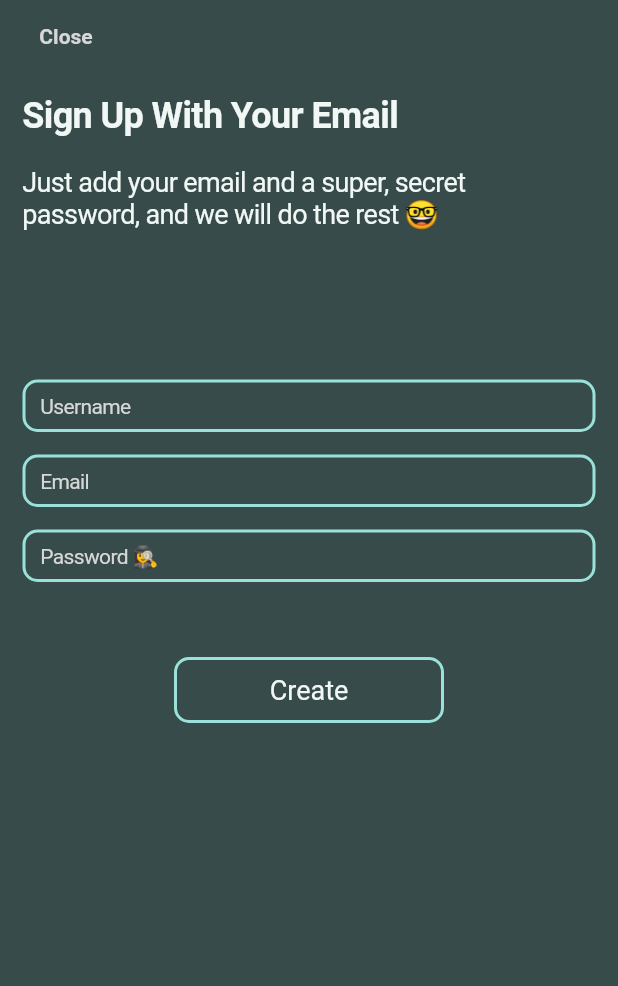
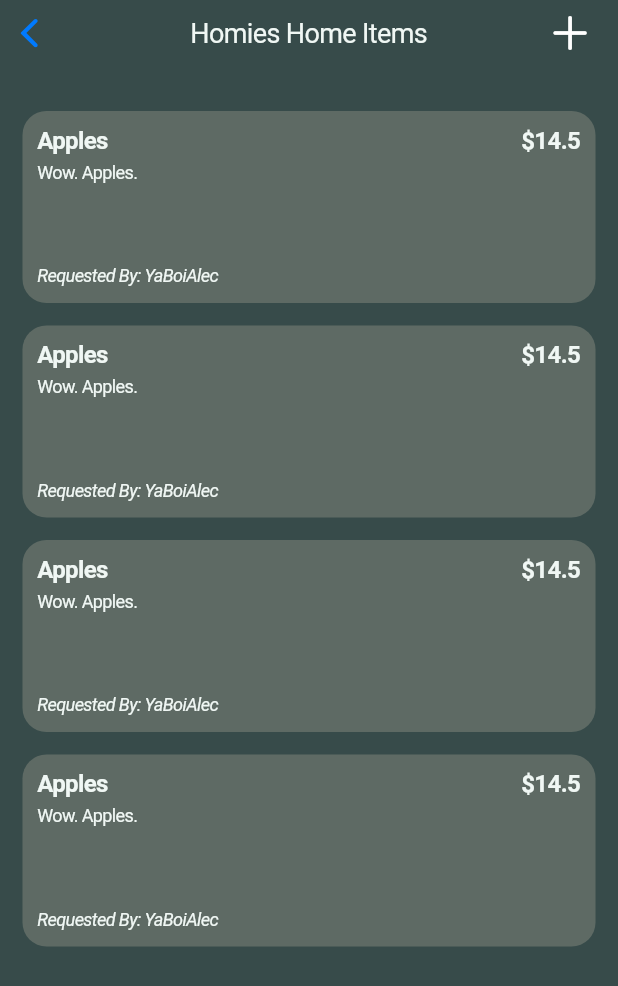
Before and after one commit to adilanchian/Homies, a Flutter app: the HomiesRegisterPage screen opened directly, after a tap on "Create", on a phone screen of 412 x 824 dp. Shown: the top 986 px of the screen. Run offline on Flutter 3.47's test engine with Material 2 defaults, Android fonts, the phone set to English and light mode, and no system bars; our stand-ins replace cloud_firestore, firebase_auth; accounts and stored records are empty; network calls fail.

Commit message:
Adding initial work to lists view

```diff
--- /dev/null
+++ b/lib/models/item.dart
@@ -0,0 +1,20 @@
+class Item {
+  final String id;
+  final String name;
+  final String description;
+  final String requestor;
+  final bool isComplete;
+  final double price;
+
+  Item(this.id, this.name, this.description, this.requestor,
+      {this.isComplete = false, this.price = 0.00});
+
+  Map<String, dynamic> toJson() => {
+        'id': id,
+        'name': name,
+        'description': description,
+        'requestor': requestor,
+        'isComplete': isComplete,
+        'price': price,
+      };
+}
--- a/lib/styles.dart
+++ b/lib/styles.dart
@@ -28,6 +28,21 @@ abstract class Styles {
   static const TextStyle textInputStyle = TextStyle(
       color: baseTextColor, fontSize: 16, fontWeight: FontWeight.normal);
 
+  static const TextStyle itemNameTextStyle = TextStyle(
+      color: baseTextColor, fontSize: 16, fontWeight: FontWeight.bold);
+
+  static const TextStyle itemDetailTextStyle = TextStyle(
+    color: baseTextColor,
+    fontSize: 12,
+    fontWeight: FontWeight.normal,
+  );
+
+  static const TextStyle itemRequestedByTextStyle = TextStyle(
+      color: baseTextColor,
+      fontSize: 12,
+      fontWeight: FontWeight.normal,
+      fontStyle: FontStyle.italic);
+
   // Base Colors
   static const Color baseBGColor = Color(0xFF374B4A);
 
@@ -46,4 +61,7 @@ abstract class Styles {
 
   // Input Colors
   static const Color inputBorderColor = Color(0xFF99E1D9);
+
+  // List Item Color
+  static const Color listItemBGColor = Color(0xFF5E6A64);
 }
--- /dev/null
+++ b/lib/widgets/homiesListPage.dart
@@ -0,0 +1,95 @@
+import 'package:flutter/cupertino.dart';
+import 'package:homies/models/item.dart';
+
+import '../styles.dart';
+
+class HomiesListPage extends StatelessWidget {
+  @override
+  Widget build(BuildContext context) {
+    return CupertinoPageScaffold(
+      backgroundColor: Styles.baseBGColor,
+      navigationBar: CupertinoNavigationBar(
+        backgroundColor: CupertinoColors.darkBackgroundGray,
+        middle: Text(
+          'Homies Home Items',
+          style: Styles.detailTextStyle,
+        ),
+        trailing: GestureDetector(
+            child: Icon(
+              CupertinoIcons.add,
+              color: Color(0xFFFFFFFF),
+            ),
+            onTap: () {
+              print('ADD');
+            }),
+      ),
+      child: SafeArea(
+          child: ListView(
+        padding: const EdgeInsets.all(15.0),
+        children: _mapDataToItems(),
+      )),
+    );
+  }
+}
+
+class ListItem extends StatelessWidget {
+  final Item item;
+
+  ListItem({this.item});
+
+  @override
+  Widget build(BuildContext context) {
+    return Container(
+        height: 128,
+        decoration: BoxDecoration(
+            color: Styles.listItemBGColor,
+            borderRadius: BorderRadius.circular(16.0)),
+        child: Padding(
+          padding: const EdgeInsets.all(10.0),
+          child: Column(
+            crossAxisAlignment: CrossAxisAlignment.start,
+            children: <Widget>[
+              Padding(
+                padding: const EdgeInsets.only(top: 0.0, right: 0.0),
+                child: Row(
+                  mainAxisAlignment: MainAxisAlignment.spaceBetween,
+                  children: <Widget>[
+                    Text(item.name, style: Styles.itemNameTextStyle),
+                    Text('\$${item.price}', style: Styles.itemNameTextStyle),
+                  ],
+                ),
+              ),
+              Padding(
+                  padding: const EdgeInsets.only(top: 5),
+                  child: Text(item.description,
+                      style: Styles.itemDetailTextStyle)),
+              Padding(
+                  padding: const EdgeInsets.only(top: 55),
+                  child: Text('Requested By: ' + item.requestor,
+                      style: Styles.itemRequestedByTextStyle))
+            ],
+          ),
+        ));
+  }
+}
+
+// Helpers
+List<Widget> _mapDataToItems() {
+  List<Widget> itemWidgets = <Widget>[];
+
+  // TODO - Get list of items from collection
+  final items = [
+    new Item('1234', 'Apples', 'Wow. Apples.', 'YaBoiAlec', price: 14.50),
+    new Item('1234', 'Apples', 'Wow. Apples.', 'YaBoiAlec', price: 14.50),
+    new Item('1234', 'Apples', 'Wow. Apples.', 'YaBoiAlec', price: 14.50),
+    new Item('1234', 'Apples', 'Wow. Apples.', 'YaBoiAlec', price: 14.50)
+  ];
+
+  // Create items
+  items.forEach((item) {
+    itemWidgets.add(Padding(
+        padding: const EdgeInsets.only(top: 15), child: ListItem(item: item)));
+  });
+
+  return itemWidgets;
+}
--- a/lib/widgets/homiesRegisterPage.dart
+++ b/lib/widgets/homiesRegisterPage.dart
@@ -5,6 +5,7 @@ import 'package:firebase_auth/firebase_auth.dart';
 import 'package:homies/firestore/firestoreActions.dart';
 
 import 'package:homies/models/user.dart';
+import 'package:homies/widgets/homiesListPage.dart';
 import '../styles.dart';
 
 class HomiesRegisterPage extends StatelessWidget {
@@ -149,14 +150,23 @@ class RegisterInputFormState extends State<RegisterInputForm> {
                         highlightedBorderColor:
                             Styles.buttonHighlightedOutlineColor,
                         child: Text('Create', style: Styles.buttonTitleStyle),
-                        onPressed: () => {
+                        onPressed: () {
                           _onRegisterPressed(
                             this._auth,
                             this._firestoreActions,
                             this._emailTextController,
                             this._passwordTextController,
                             this._usernameTextController,
-                          )
+                          );
+
+                          // Navigate away
+                          Navigator.pop(context);
+                          Navigator.push(context, MaterialPageRoute<Null>(
+                              builder: (BuildContext context) {
+                            return Container(
+                                color: Styles.baseBGColor,
+                                child: HomiesListPage());
+                          }));
                         },
                         shape: RoundedRectangleBorder(
                             borderRadius: BorderRadius.circular(10.0)),
@@ -196,8 +206,7 @@ void _onRegisterPressed(
     // Write user to user collection
     firestoreActions.createUser(newUser);
 
-    // Store user in local state
-
+    // TODO - Store in local storage at some point?
   } catch (err) {
     print(err);
   }
```
